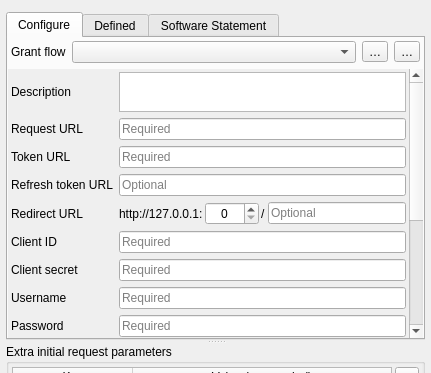
Above: src/auth/oauth2/gui/qgsauthoauth2edit.ui from qgis/QGIS before the change; both pictures show x 0 to 431 and y 0 to 373 of the 431 by 676 pixel window. Below: the same form after it.
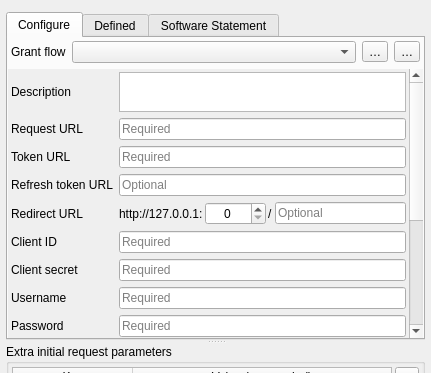
That is the form after the change. Icons and pictures are not drawn. Custom widgets are drawn as their Qt base class.

Commit message: Fix port values range in qgsauthoauth2edit.ui

Diff of the .ui file:
```diff
--- a/src/auth/oauth2/gui/qgsauthoauth2edit.ui
+++ b/src/auth/oauth2/gui/qgsauthoauth2edit.ui
@@ -473,7 +473,7 @@
                   <number>0</number>
                  </property>
                  <property name="maximum">
-                  <number>9999</number>
+                  <number>65535</number>
                  </property>
                  <property name="value">
                   <number>0</number>
```
